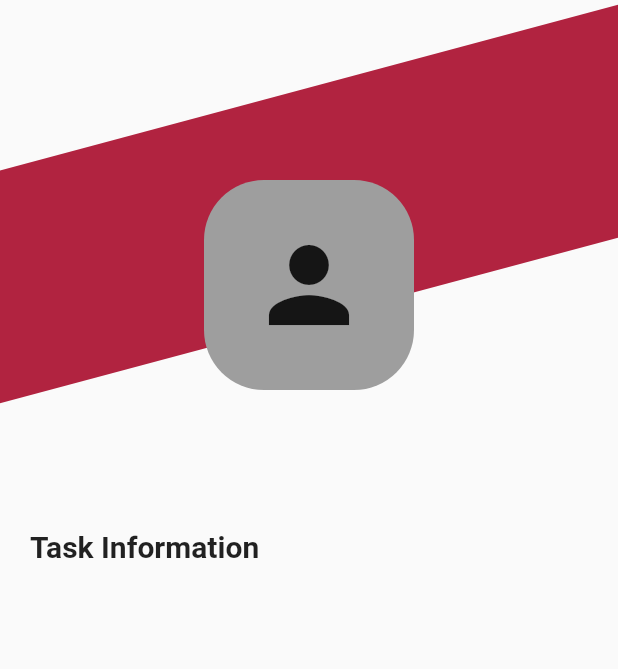
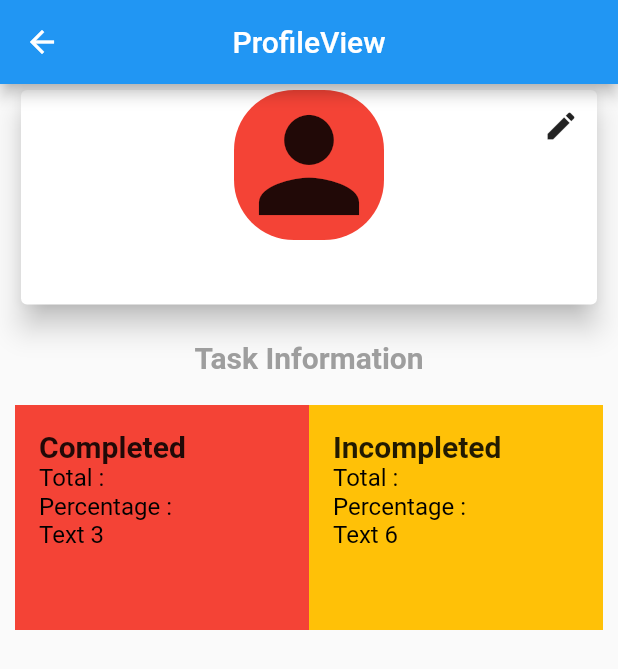
Before and after one commit to ripon1995/todo-mobile, a Flutter app: the ProfileView screen opened by its route, on a phone screen of 412 x 824 dp. Shown: the top 669 px of the screen. Run offline on Flutter 3.47's test engine with Material 2 defaults, Android fonts, the phone set to English and light mode, and no system bars; our stand-ins replace dio, get, get_storage, logger; accounts and stored records are empty.

Commit message:
Profile
what?
 - profile view is refactored
 - edit icon added in profile view
 - profile settings page created

```diff
--- a/lib/app/modules/profile/views/profile_view.dart
+++ b/lib/app/modules/profile/views/profile_view.dart
@@ -1,6 +1,6 @@
-import 'dart:math';
 import 'package:flutter/material.dart';
 import 'package:flutter_basic/app/modules/profile/controllers/profile_controller.dart';
+import 'package:flutter_basic/app/routes/app_pages.dart';
 import 'package:get/get.dart';
 
 class ProfileView extends GetView<ProfileController> {
@@ -9,65 +9,55 @@ class ProfileView extends GetView<ProfileController> {
   @override
   Widget build(BuildContext context) {
     return Scaffold(
-        body: Column(
+        appBar: AppBar(
+          title: const Text('ProfileView'),
+          centerTitle: true,
+        ),
+        body: Container(
+          margin: const EdgeInsets.only(left: 10, right: 10),
+          child: Column(
             children: [
-        _profileInfo(),
-        Align(
-          alignment: Alignment.topLeft,
-          child: Container(
-            margin: const EdgeInsets.only(left: 20,top: 50),
-            child: const Text(
+              _profile(context),
+              const SizedBox(
+                height: 20,
+              ),
+              const Text(
                 "Task Information",
-              style: TextStyle(fontWeight: FontWeight.bold, fontSize: 20),
+                style: TextStyle(
+                    fontWeight: FontWeight.bold,
+                    fontSize: 20,
+                    color: Colors.grey),
               ),
+              const SizedBox(
+                height: 20,
               ),
-        )
+              _profileTaskInfo(),
+              const SizedBox(
+                height: 20,
+              ),
             ],
+          ),
         ));
   }
 
-  Widget _profileImageBackground() {
-    return Stack(
-      clipBehavior: Clip.none,
+  Widget _profile(BuildContext context) {
+    return SizedBox(
+      width: MediaQuery.of(context).size.width * 1,
+      child: Card(
+        elevation: 8,
+        child: Stack(
           children: [
-        Transform.rotate(
-          angle: -15 * (pi / 180),
-          child: FractionallySizedBox(
-              widthFactor: 1.5,
-              child: Container(
-                margin: const EdgeInsets.only(top: 60),
-                height: 150,
-                color: const Color(0xFFB12340),
-              )),
-        ),
-        Positioned(
-          top: 120,
-          left: 0,
-          right: 0,
-          child: Align(
-            alignment: Alignment.center,
-            child: Container(
-                width: 140,
-                height: 140,
+            Center(
+              child: Column(
+                children: [
+                  Container(
                     decoration: BoxDecoration(
-                    color: Colors.grey,
-                    borderRadius: BorderRadius.circular(40)),
+                        borderRadius: BorderRadius.circular(40),
+                        color: Colors.red),
                     child: const Icon(
                       Icons.person,
-                  size: 80,
-                )),
+                      size: 100,
                     ),
-        )
-      ],
-    );
-  }
-
-  Widget _profileInfo() {
-    return Column(
-      children: [
-        _profileImageBackground(),
-        const SizedBox(
-          height: 70,
                   ),
                   Obx(
                     () => Text(
@@ -78,7 +68,92 @@ class ProfileView extends GetView<ProfileController> {
                       ),
                     ),
                   ),
+                  const SizedBox(
+                    height: 20,
+                  )
+                ],
+              ),
+            ),
+            Align(
+              alignment: Alignment.topRight,
+              child: IconButton(
+                onPressed: _profileUpdateButtonOnPressedAction,
+                icon: const Icon(Icons.edit),
+              ),
+            )
+          ],
+        ),
+      ),
+    );
+  }
+
+  Widget _profileTaskInfo() {
+    const textStyle = TextStyle(color: Colors.black, fontSize: 16);
+    return Row(
+      children: [
+        Expanded(
+          flex: 1,
+          child: Container(
+            color: Colors.red,
+            height: 150,
+            padding: const EdgeInsets.all(16),
+            child: Column(
+              crossAxisAlignment: CrossAxisAlignment.start,
+              children: [
+                Text(
+                  "Completed",
+                  style: TextStyle(fontSize: 20, fontWeight: FontWeight.bold),
+                ),
+                Text(
+                  'Total : ',
+                  style: TextStyle(color: Colors.black, fontSize: 16),
+                ),
+                Text(
+                  'Percentage : ',
+                  style: textStyle,
+                ),
+                Text(
+                  'Text 3',
+                  style: textStyle,
+                ),
+              ],
+            ),
+          ),
+        ),
+        Expanded(
+          flex: 1,
+          child: Container(
+            color: Colors.amber,
+            height: 150,
+            padding: EdgeInsets.all(16),
+            child: Column(
+              crossAxisAlignment: CrossAxisAlignment.start,
+              children: [
+                Text(
+                  "Incompleted",
+                  style: TextStyle(fontSize: 20, fontWeight: FontWeight.bold),
+                ),
+                Text(
+                  'Total : ',
+                  style: textStyle,
+                ),
+                Text(
+                  'Percentage : ',
+                  style: textStyle,
+                ),
+                Text(
+                  'Text 6',
+                  style: textStyle,
+                ),
+              ],
+            ),
+          ),
+        ),
       ],
     );
   }
+
+  void _profileUpdateButtonOnPressedAction() {
+    Get.toNamed(Routes.PROFILE_UPDATE);
   }
+}
--- /dev/null
+++ b/lib/app/modules/profile_update/bindings/profile_update_binding.dart
@@ -0,0 +1,12 @@
+import 'package:get/get.dart';
+
+import '../controllers/profile_update_controller.dart';
+
+class ProfileUpdateBinding extends Bindings {
+  @override
+  void dependencies() {
+    Get.lazyPut<ProfileUpdateController>(
+      () => ProfileUpdateController(),
+    );
+  }
+}
--- /dev/null
+++ b/lib/app/modules/profile_update/controllers/profile_update_controller.dart
@@ -0,0 +1,23 @@
+import 'package:get/get.dart';
+
+class ProfileUpdateController extends GetxController {
+  //TODO: Implement ProfileUpdateController
+
+  final count = 0.obs;
+  @override
+  void onInit() {
+    super.onInit();
+  }
+
+  @override
+  void onReady() {
+    super.onReady();
+  }
+
+  @override
+  void onClose() {
+    super.onClose();
+  }
+
+  void increment() => count.value++;
+}
--- /dev/null
+++ b/lib/app/modules/profile_update/views/profile_update_view.dart
@@ -0,0 +1,24 @@
+import 'package:flutter/material.dart';
+
+import 'package:get/get.dart';
+
+import 'package:flutter_basic/app/modules/profile_update/controllers/profile_update_controller.dart';
+
+class ProfileUpdateView extends GetView<ProfileUpdateController> {
+  const ProfileUpdateView({Key? key}) : super(key: key);
+  @override
+  Widget build(BuildContext context) {
+    return Scaffold(
+      appBar: AppBar(
+        title: const Text('ProfileUpdateView'),
+        centerTitle: true,
+      ),
+      body: Center(
+        child: Text(
+          'ProfileUpdateView is working',
+          style: TextStyle(fontSize: 20),
+        ),
+      ),
+    );
+  }
+}
--- a/lib/app/network/get_profile.dart
+++ b/lib/app/network/get_profile.dart
@@ -5,7 +5,7 @@ import 'package:flutter_basic/app/network/dio_provider.dart';
 Future<ProfileResponse?> getProfile(int userId) async {
   try {
     dynamic dioCall = DioProvider.dioClient
-        .get("https://todobackend-x6vk.onrender.com/user/$userId/");
+        .get("https://todobackendjune.onrender.com/user/$userId/");
 
     return await callApiWithErrorParser(dioCall).then((dynamic response) {
       return ProfileResponse.fromJson(response.data);
--- a/lib/app/routes/app_pages.dart
+++ b/lib/app/routes/app_pages.dart
@@ -6,6 +6,8 @@ import '../modules/login/bindings/login_binding.dart';
 import '../modules/login/views/login_view.dart';
 import '../modules/profile/bindings/profile_binding.dart';
 import '../modules/profile/views/profile_view.dart';
+import '../modules/profile_update/bindings/profile_update_binding.dart';
+import '../modules/profile_update/views/profile_update_view.dart';
 import '../modules/registration/bindings/registration_binding.dart';
 import '../modules/registration/views/registration_view.dart';
 
@@ -37,5 +39,10 @@ class AppPages {
       page: () => const ProfileView(),
       binding: ProfileBinding(),
     ),
+    GetPage(
+      name: _Paths.PROFILE_UPDATE,
+      page: () => const ProfileUpdateView(),
+      binding: ProfileUpdateBinding(),
+    ),
   ];
 }
--- a/lib/app/routes/app_routes.dart
+++ b/lib/app/routes/app_routes.dart
@@ -7,6 +7,7 @@ abstract class Routes {
   static const LOGIN = _Paths.LOGIN;
   static const REGISTRATION = _Paths.REGISTRATION;
   static const PROFILE = _Paths.PROFILE;
+  static const PROFILE_UPDATE = _Paths.PROFILE_UPDATE;
 }
 
 abstract class _Paths {
@@ -15,4 +16,5 @@ abstract class _Paths {
   static const LOGIN = '/login';
   static const REGISTRATION = '/registration';
   static const PROFILE = '/profile';
+  static const PROFILE_UPDATE = '/profile-update';
 }
```
Lines whose indentation alone changed are shown as unchanged.
